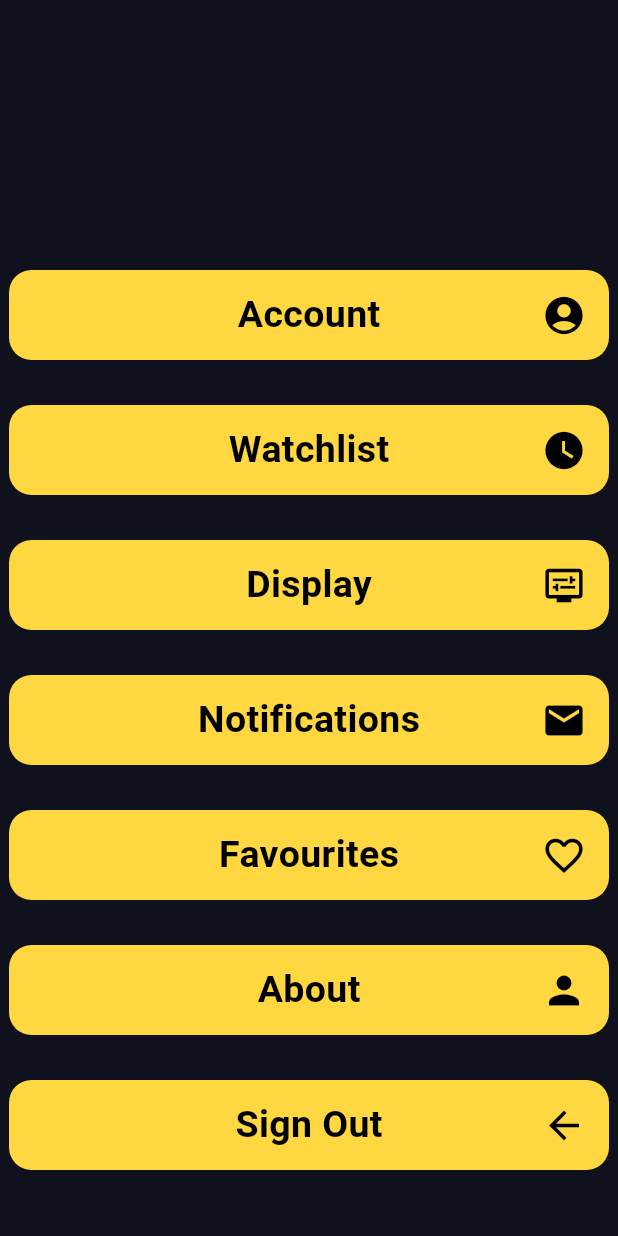
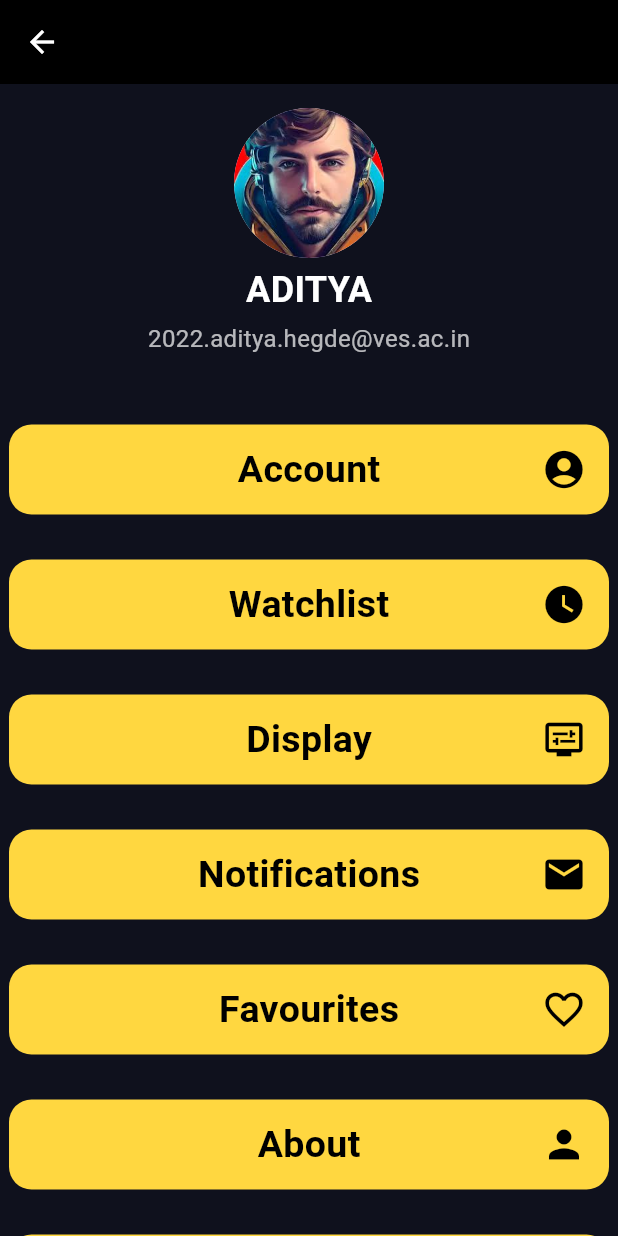
Before and after one commit to adi99304/IMDb-clone, a Flutter app: the ProfilePage screen opened by its route, on a phone screen of 412 x 824 dp. Run offline on Flutter 3.47's test engine with Material 3 defaults, Android fonts, the phone set to English and light mode, and no system bars; our stand-ins replace animated_splash_screen.

Commit message:
Profile Page updated

```diff
--- a/lib/pages/ProfilePage.dart
+++ b/lib/pages/ProfilePage.dart
@@ -1,15 +1,58 @@
 import 'package:flutter/material.dart';
+import 'package:flutter/widgets.dart';
 
 class ProfilePage extends StatelessWidget {
   @override
   Widget build(BuildContext context) {
     return Scaffold(
+      appBar: AppBar(
+        backgroundColor: Colors.black,
+        leading: IconButton(
+          color: Colors.white,
+          icon: Icon(Icons.arrow_back),
+          onPressed: () {
+            Navigator.pop(context);
+          },
+        ),
+      ),
       backgroundColor: Color(0xFF0F111D),
       body: SingleChildScrollView(
         child: Center(
           child: Column(
             children: [
-              SizedBox(height: 150), // Space before the first container
+              SizedBox(
+                height: 0,
+              ),
+              Padding(
+                padding: const EdgeInsets.all(16.0),
+                child: Column(
+                  crossAxisAlignment: CrossAxisAlignment.center,
+                  children: [
+                    CircleAvatar(
+                      radius: 50.0,
+                      backgroundImage: AssetImage('images/profile.jpeg'),
+                    ),
+                    SizedBox(height: 4.0),
+                    Text(
+                      'ADITYA',
+                      style: TextStyle(
+                        color: Colors.white,
+                        fontSize: 24.0,
+                        fontWeight: FontWeight.bold,
+                      ),
+                    ),
+                    SizedBox(height: 4.0),
+                    Text(
+                      '2022.aditya.hegde@ves.ac.in',
+                      style: TextStyle(
+                        color: Colors.white70,
+                        fontSize: 16.0,
+                      ),
+                    ),
+                  ],
+                ),
+              ),
+              SizedBox(height: 0), // Space before the first container
               _buildAccountContainer('Account', Icons.account_circle),
               SizedBox(height: 0), // Space between containers
               _buildAccountContainer('Watchlist', Icons.watch_later),
```
